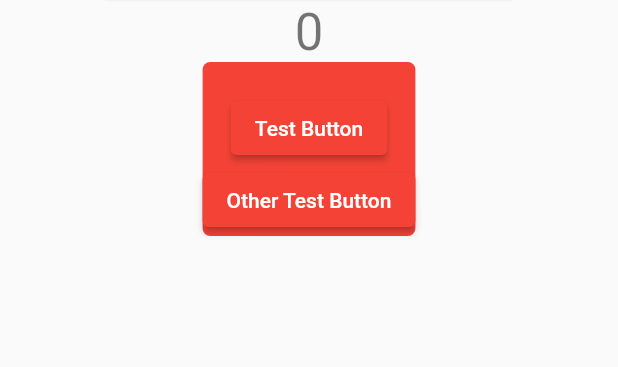
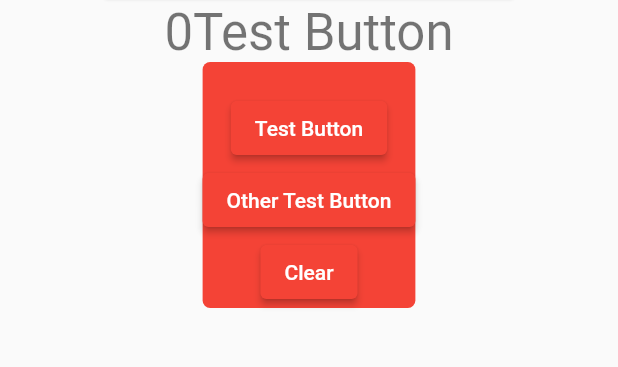
Before and after one commit to OwenPortfolio/flutter-calc, a Flutter app: the screen it shows after launch, after a tap on "Test Button", on a phone screen of 412 x 824 dp, the part 166-533 px from its top. Run offline on Flutter 3.47's test engine with Material 2 defaults, Android fonts, the phone set to English and light mode, and no system bars.

Commit message:
add string updating from button text and clear button

```diff
--- a/lib/main.dart
+++ b/lib/main.dart
@@ -37,16 +37,22 @@ class MyHomePage extends StatefulWidget {
 }
 
 class _MyHomePageState extends State<MyHomePage> {
-  int _counter = 0;
+  String _screen = '0';
 
-  void _incrementCounter() {
+  void _updateScreen(buttonText) {
     setState(() {
       // This call to setState tells the Flutter framework that something has
       // changed in this State, which causes it to rerun the build method below
       // so that the display can reflect the updated values. If we changed
       // _counter without calling setState(), then the build method would not be
       // called again, and so nothing would appear to happen.
-      _counter++;
+      _screen+= buttonText;
+    });
+  }
+
+  void _clear() {
+    setState(() {
+      _screen = '';
     });
   }
 
@@ -85,7 +91,7 @@ class _MyHomePageState extends State<MyHomePage> {
               )
             ),
             Text(
-              '$_counter',
+              '$_screen',
               style: Theme.of(context).textTheme.headline4,
             ),
 
@@ -101,29 +107,28 @@ class _MyHomePageState extends State<MyHomePage> {
                   ),
                   ElevatedButton(
                     onPressed: (){
-
+                      _updateScreen('Test Button');
                     },
                     child: Text('Test Button')
                   ),
                   ElevatedButton(
                     onPressed: (){
-
+                      _updateScreen('Other Test Button');
                     },
                     child: Text('Other Test Button')
-                  )
+                  ),
+                  ElevatedButton(
+                    onPressed: (){
+                      _clear();
+                    },
+                    child: Text('Clear')
+                  ),
                 ]
               ),
             ),
           ],
         ),
       ),
-
-
-      // floatingActionButton: FloatingActionButton(
-      //   onPressed: _incrementCounter,
-      //   tooltip: 'Increment',
-      //   child: Text('1'),
-      // ), // This trailing comma makes auto-formatting nicer for build methods.
     );
   }
 }
```
